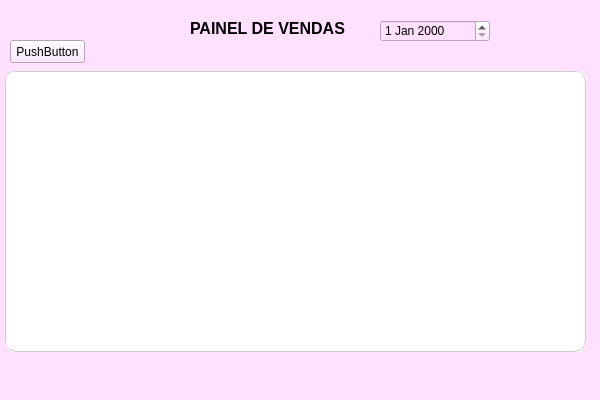
Qt form Vendas.ui (addryyano/ProjetoFinalSenac) before a commit.
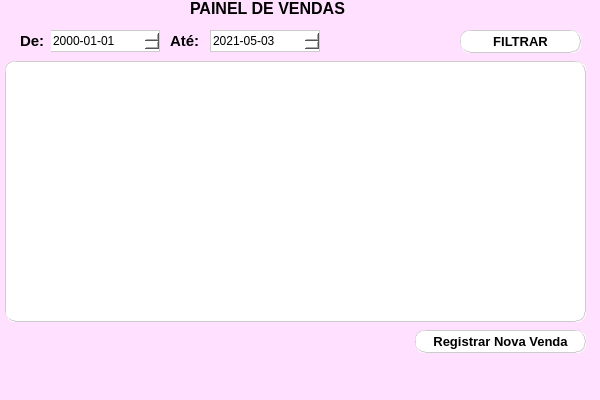
The same form after that commit.

Commit message: Janela vendas funcional

What changed in the file:
```diff
--- a/Vendas.ui
+++ b/Vendas.ui
@@ -21,7 +21,7 @@
     <property name="geometry">
      <rect>
       <x>190</x>
-      <y>20</y>
+      <y>0</y>
       <width>221</width>
       <height>16</height>
      </rect>
@@ -40,23 +40,38 @@
    <widget class="QPushButton" name="btnVendas">
     <property name="geometry">
      <rect>
-      <x>10</x>
-      <y>40</y>
-      <width>75</width>
+      <x>460</x>
+      <y>30</y>
+      <width>121</width>
       <height>23</height>
      </rect>
     </property>
+    <property name="font">
+     <font>
+      <family>Arial</family>
+      <pointsize>10</pointsize>
+      <weight>75</weight>
+      <bold>true</bold>
+     </font>
+    </property>
+    <property name="styleSheet">
+     <string notr="true">background-color: rgb(255, 255, 255);
+border-radius: 10px;
+border-style: groove;
+border-width: 1px;
+border-color: rgb(204, 204, 204)</string>
+    </property>
     <property name="text">
-     <string>PushButton</string>
+     <string>FILTRAR</string>
     </property>
    </widget>
    <widget class="QTableWidget" name="tblVendas">
     <property name="geometry">
      <rect>
       <x>5</x>
-      <y>71</y>
+      <y>61</y>
       <width>581</width>
-      <height>281</height>
+      <height>261</height>
      </rect>
     </property>
     <property name="styleSheet">
@@ -70,11 +85,125 @@
    <widget class="QDateEdit" name="dateEdit">
     <property name="geometry">
      <rect>
-      <x>380</x>
-      <y>20</y>
+      <x>50</x>
+      <y>30</y>
       <width>110</width>
       <height>22</height>
      </rect>
+    </property>
+    <property name="styleSheet">
+     <string notr="true">background-color: rgb(255, 255, 255);
+border-style: groove;
+border-width: 1px;
+border-color: rgb(204, 204, 204)</string>
+    </property>
+    <property name="displayFormat">
+     <string>yyyy-MM-dd</string>
+    </property>
+    <property name="timeSpec">
+     <enum>Qt::LocalTime</enum>
+    </property>
+   </widget>
+   <widget class="QDateEdit" name="dataVendasAte">
+    <property name="geometry">
+     <rect>
+      <x>210</x>
+      <y>30</y>
+      <width>110</width>
+      <height>22</height>
+     </rect>
+    </property>
+    <property name="styleSheet">
+     <string notr="true">background-color: rgb(255, 255, 255);
+border-style: groove;
+border-width: 1px;
+border-color: rgb(204, 204, 204)</string>
+    </property>
+    <property name="dateTime">
+     <datetime>
+      <hour>0</hour>
+      <minute>0</minute>
+      <second>0</second>
+      <year>2021</year>
+      <month>5</month>
+      <day>3</day>
+     </datetime>
+    </property>
+    <property name="displayFormat">
+     <string>yyyy-MM-dd</string>
+    </property>
+    <property name="timeSpec">
+     <enum>Qt::LocalTime</enum>
+    </property>
+   </widget>
+   <widget class="QLabel" name="label">
+    <property name="geometry">
+     <rect>
+      <x>20</x>
+      <y>30</y>
+      <width>31</width>
+      <height>22</height>
+     </rect>
+    </property>
+    <property name="font">
+     <font>
+      <family>Arial</family>
+      <pointsize>11</pointsize>
+      <weight>75</weight>
+      <bold>true</bold>
+     </font>
+    </property>
+    <property name="text">
+     <string>De:</string>
+    </property>
+   </widget>
+   <widget class="QLabel" name="label_2">
+    <property name="geometry">
+     <rect>
+      <x>170</x>
+      <y>30</y>
+      <width>31</width>
+      <height>22</height>
+     </rect>
+    </property>
+    <property name="font">
+     <font>
+      <family>Arial</family>
+      <pointsize>11</pointsize>
+      <weight>75</weight>
+      <bold>true</bold>
+     </font>
+    </property>
+    <property name="text">
+     <string>Até:</string>
+    </property>
+   </widget>
+   <widget class="QPushButton" name="btnNovaVendaPainel">
+    <property name="geometry">
+     <rect>
+      <x>415</x>
+      <y>330</y>
+      <width>171</width>
+      <height>23</height>
+     </rect>
+    </property>
+    <property name="font">
+     <font>
+      <family>Arial</family>
+      <pointsize>10</pointsize>
+      <weight>75</weight>
+      <bold>true</bold>
+     </font>
+    </property>
+    <property name="styleSheet">
+     <string notr="true">background-color: rgb(255, 255, 255);
+border-radius: 10px;
+border-style: groove;
+border-width: 1px;
+border-color: rgb(204, 204, 204)</string>
+    </property>
+    <property name="text">
+     <string>Registrar Nova Venda</string>
     </property>
    </widget>
   </widget>
```
Left out of the diff: 4 changed lines with no effect on the pictures. The commit also changes 3 other files.
